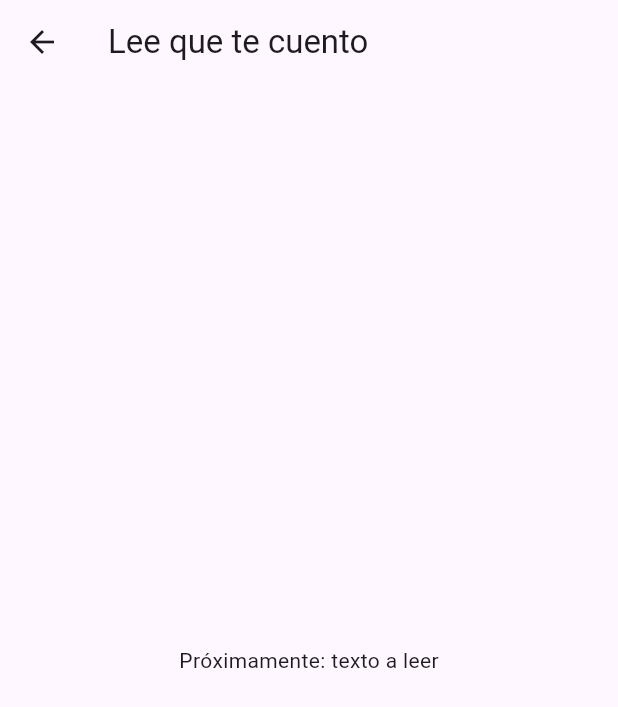
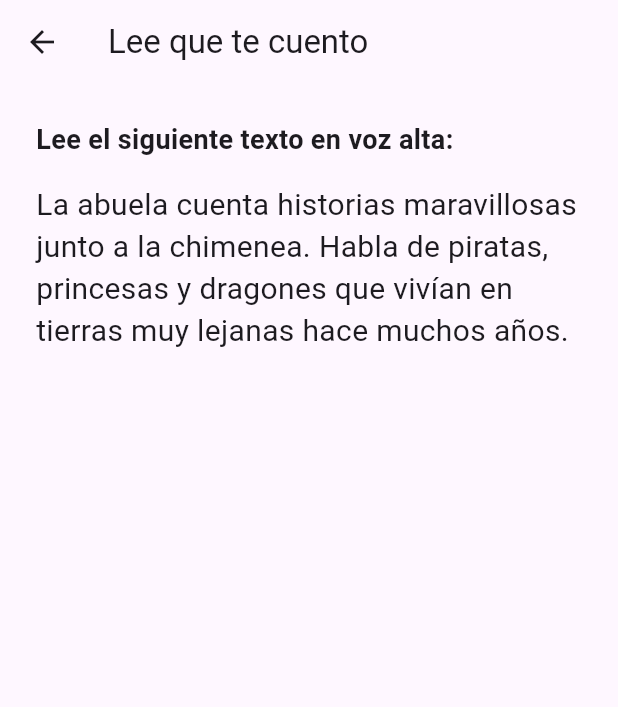
Before and after one commit to djgavi/FlutterApp, a Flutter app: the ReadingScreen screen opened directly, on a phone screen of 412 x 824 dp. Shown: the top 707 px of the screen. Run offline on Flutter 3.47's test engine with Material 3 defaults, Android fonts, the phone set to English and light mode, and no system bars.

Commit message:
Banco de textos de primaria y carga aleatoria en pantalla de lectura

```diff
--- /dev/null
+++ b/lib/data/sample_texts.dart
@@ -0,0 +1,34 @@
+import 'dart:math';
+
+/// Banco de textos de nivel de educación primaria para el ejercicio de lectura.
+const List<String> textosPrimaria = [
+  'El sol brilla en el cielo azul. Los pájaros cantan en los árboles del '
+      'parque. Un perro corre detrás de una pelota roja mientras los niños '
+      'juegan y se ríen.',
+  'María tiene un gato muy juguetón. Le gusta dormir en la ventana y '
+      'perseguir las mariposas del jardín. Por la noche se acurruca junto a '
+      'la chimenea.',
+  'En el bosque vivía un conejo curioso. Cada mañana salía a explorar entre '
+      'los árboles y buscaba zanahorias frescas para desayunar con sus '
+      'amigos.',
+  'Pablo y Lucía construyeron un castillo de arena en la playa. Usaron '
+      'cubos y palas de colores. Cuando llegó la marea, las olas se llevaron '
+      'el castillo poco a poco.',
+  'La abuela cuenta historias maravillosas junto a la chimenea. Habla de '
+      'piratas, princesas y dragones que vivían en tierras muy lejanas hace '
+      'muchos años.',
+  'El tren salió de la estación muy temprano. Atravesó montañas, túneles y '
+      'puentes hasta llegar a un pueblo pequeño rodeado de campos verdes.',
+  'En la granja hay vacas, gallinas y un caballo blanco. Todas las mañanas '
+      'el granjero les da de comer y recoge los huevos frescos para el '
+      'desayuno.',
+  'Ana aprendió a montar en bicicleta este verano. Al principio se caía '
+      'mucho, pero con paciencia y práctica consiguió pedalear sin ayuda de '
+      'nadie.',
+];
+
+/// Devuelve un texto aleatorio del banco de lecturas de primaria.
+String obtenerTextoAleatorio({Random? random}) {
+  final generador = random ?? Random();
+  return textosPrimaria[generador.nextInt(textosPrimaria.length)];
+}
--- a/lib/screens/reading_screen.dart
+++ b/lib/screens/reading_screen.dart
@@ -1,4 +1,5 @@
 import 'package:flutter/material.dart';
+import '../data/sample_texts.dart';
 
 class ReadingScreen extends StatefulWidget {
   const ReadingScreen({super.key});
@@ -8,11 +9,33 @@ class ReadingScreen extends StatefulWidget {
 }
 
 class _ReadingScreenState extends State<ReadingScreen> {
+  late final String _textoOriginal = obtenerTextoAleatorio();
+
   @override
   Widget build(BuildContext context) {
     return Scaffold(
       appBar: AppBar(title: const Text('Lee que te cuento')),
-      body: const Center(child: Text('Próximamente: texto a leer')),
+      body: Padding(
+        padding: const EdgeInsets.all(24.0),
+        child: Column(
+          crossAxisAlignment: CrossAxisAlignment.start,
+          children: [
+            const Text(
+              'Lee el siguiente texto en voz alta:',
+              style: TextStyle(fontWeight: FontWeight.bold, fontSize: 18),
+            ),
+            const SizedBox(height: 16),
+            Expanded(
+              child: SingleChildScrollView(
+                child: Text(
+                  _textoOriginal,
+                  style: const TextStyle(fontSize: 20, height: 1.4),
+                ),
+              ),
+            ),
+          ],
+        ),
+      ),
     );
   }
 }
```
